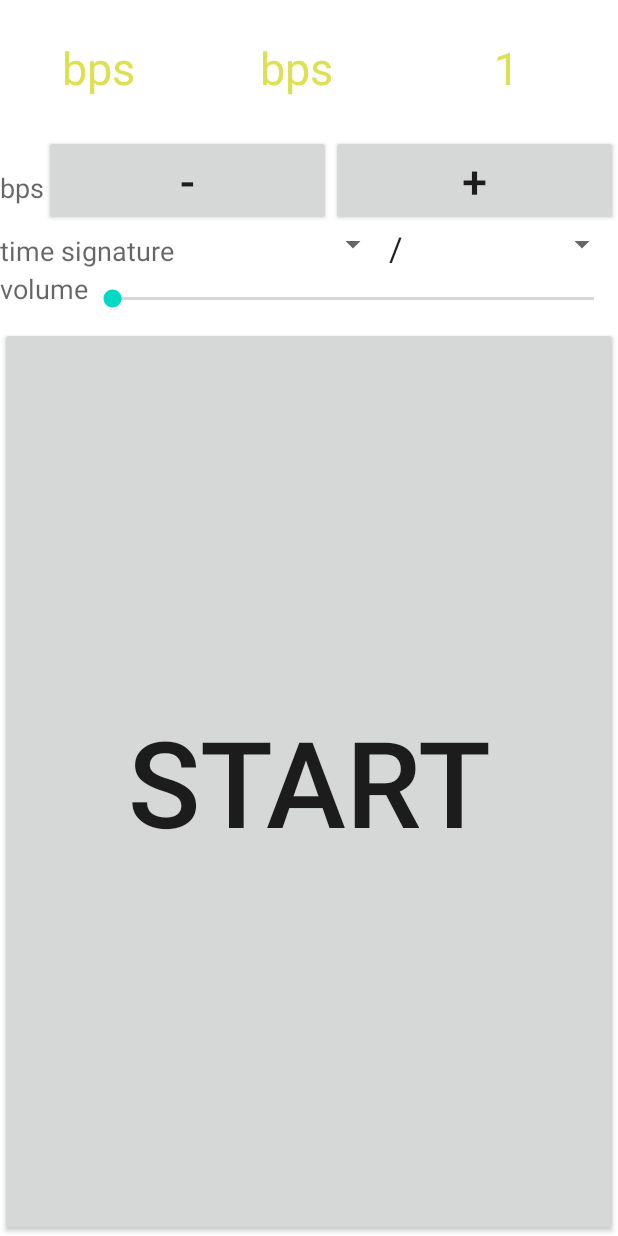
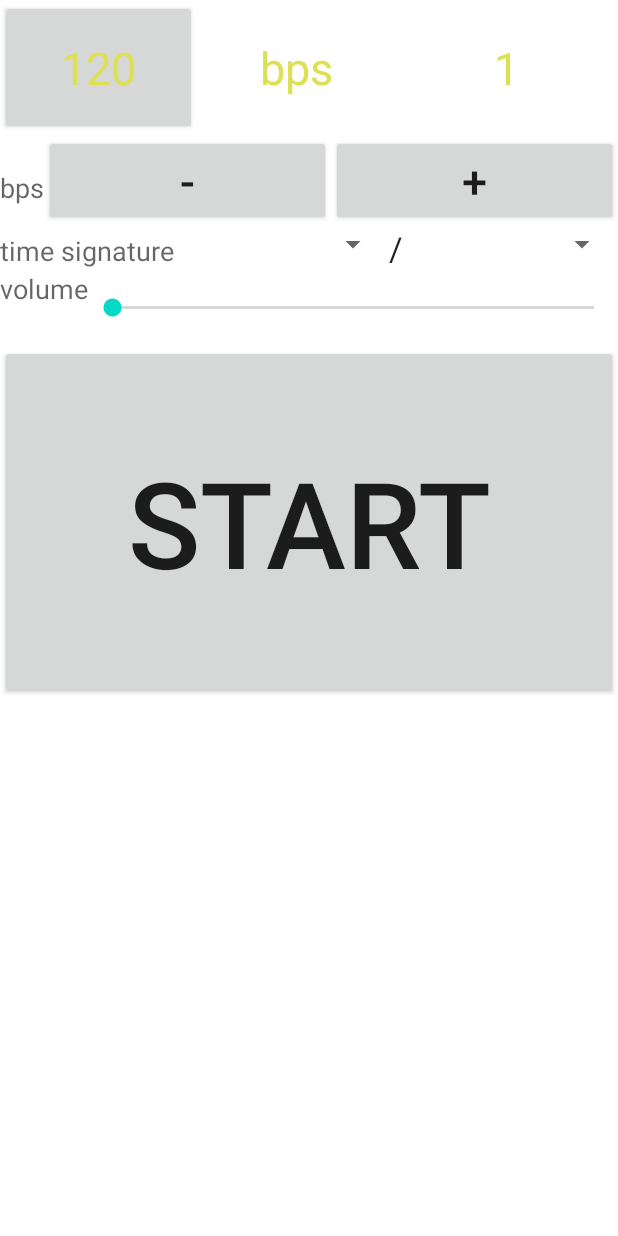
Before and after one commit to tcollins6049/CustoMet, an Android app: the screen it shows after launch (MainActivity), on a phone screen of 412 x 824 dp. Run offline under Robolectric (Android 15) with nearby library versions, the phone set to English and light mode, and no system bars.

Commit message:
Converted some features from Kotlin version to Java.

```diff
--- a/app/src/main/AndroidManifest.xml
+++ b/app/src/main/AndroidManifest.xml
@@ -20,6 +20,11 @@
                 android:value="" />
         </activity>
         <activity
+            android:name=".setTempoActivity"
+            android:exported="false">
+
+        </activity>
+        <activity
             android:name=".MainActivity"
             android:exported="true">
             <intent-filter>
--- a/app/src/main/java/com/example/metronomni/MainActivity.java
+++ b/app/src/main/java/com/example/metronomni/MainActivity.java
@@ -13,6 +13,7 @@ import android.os.Message;
 import android.view.View;
 import android.widget.Button;
 import android.widget.TextView;
+import android.content.Intent;
 
 public class MainActivity extends Activity {
 
@@ -56,9 +57,30 @@ public class MainActivity extends Activity {
     public void onCreate(Bundle savedInstanceState) {
         super.onCreate(savedInstanceState);
         setContentView(R.layout.activity_main);
+
+        String currentTempo = "120";
+        Intent intent = getIntent();
+        currentTempo = intent.getStringExtra("currentTempo");
+        Button tempoButton = (Button) findViewById(R.id.tempoButton);
+        if (currentTempo == null) {
+            tempoButton.setText("120");
+        } else {
+            tempoButton.setText(currentTempo);
+        }
+
+        System.out.println("ghghghghghghghghghghghghghghghghghghghghghghghghghghghghghghghghghghgh");
+        System.out.println(intent);
+        System.out.println(currentTempo);
+        if (currentTempo == null) {
+            System.out.println("TRUEEEEEEEEEEEEEEEEEEEEEEEE");
+        } else {
+            System.out.println("FALSEEEEEEEEEEEEEEEEEEEE");
+        }
+
         metroTask = new MetronomeAsyncTask();
 
         currentBeat = (TextView) findViewById(R.id.currentBeat);
+
 
         audio = (AudioManager) getSystemService(Context.AUDIO_SERVICE);
 
@@ -81,6 +103,14 @@ public class MainActivity extends Activity {
             metroTask = new MetronomeAsyncTask();
             Runtime.getRuntime().gc();
         }
+    }
+
+    public void toTempoView(View view) {
+        Button tempoButton = (Button) findViewById(R.id.tempoButton);
+        String currTempo = tempoButton.getText().toString();
+        Intent intent = new Intent(MainActivity.this, setTempoActivity.class);
+        intent.putExtra("currentTempo", currTempo);
+        startActivity(intent);
     }
 
     private class MetronomeAsyncTask extends AsyncTask<Void,Void,String> {
--- a/app/src/main/res/layout/activity_main.xml
+++ b/app/src/main/res/layout/activity_main.xml
@@ -48,16 +48,17 @@
         android:layout_width="match_parent"
         android:layout_height="wrap_content" >
 
-        <TextView
-            android:id="@+id/bps"
+        <Button
+            android:id="@+id/tempoButton"
             android:layout_width="0px"
             android:layout_height="90dp"
             android:layout_weight="1"
-            android:text="@string/bps"
+            android:gravity="center_vertical|center_horizontal"
+            android:onClick="toTempoView"
+            android:text="120"
             android:textAppearance="?android:attr/textAppearanceLarge"
             android:textColor="@color/yellow"
-            android:textSize="30sp"
-            android:gravity="center_vertical|center_horizontal" />
+            android:textSize="30sp" />
 
         <TextView
             android:id="@+id/timesignature"
@@ -86,7 +87,7 @@
     <LinearLayout
         android:id="@+id/linearLayout2"
         android:layout_width="match_parent"
-        android:layout_height="wrap_content" >
+        android:layout_height="wrap_content">
 
         <TextView
             android:id="@+id/textView1"
@@ -112,6 +113,7 @@
             android:onClick="onPlusClick"
             android:text="@string/plus"
             android:textSize="30sp" />
+
 
     </LinearLayout>
 
@@ -146,6 +148,7 @@
             android:layout_height="wrap_content"
             android:layout_weight="1" />
 
+
     </LinearLayout>
 
     <LinearLayout
@@ -163,18 +166,29 @@
         <SeekBar
             android:id="@+id/volumebar"
             android:layout_width="0dip"
-            android:layout_height="wrap_content"
+            android:layout_height="50dp"
             android:layout_weight="1"
             android:padding="10dp" />
 
     </LinearLayout>
 
-    <Button
-        android:id="@+id/startstop"
-        android:layout_width="match_parent"
-        android:layout_height="match_parent"
-        android:onClick="onStartStopClick"
-        android:text="@string/start"
-        android:textSize="80dp" />
+    <LinearLayout
+        android:id="@+id/linearLayout5"
+        android:layout_width = "match_parent"
+        android:layout_height = "wrap_content" >
+
+        <Button
+            android:id="@+id/startstop"
+            android:layout_width="wrap_content"
+            android:layout_height="236dp"
+            android:layout_weight="10"
+            android:insetLeft="0dp"
+            android:insetTop="0dp"
+            android:onClick="onStartStopClick"
+            android:scaleX="1"
+            android:scaleY="1"
+            android:text="@string/start"
+            android:textSize="80dp" />
+    </LinearLayout>
 
 </LinearLayout>
```
Also changed, not shown: app/src/main/java/com/example/metronomni/setTempoActivity.java (added, +175 -0 lines).
